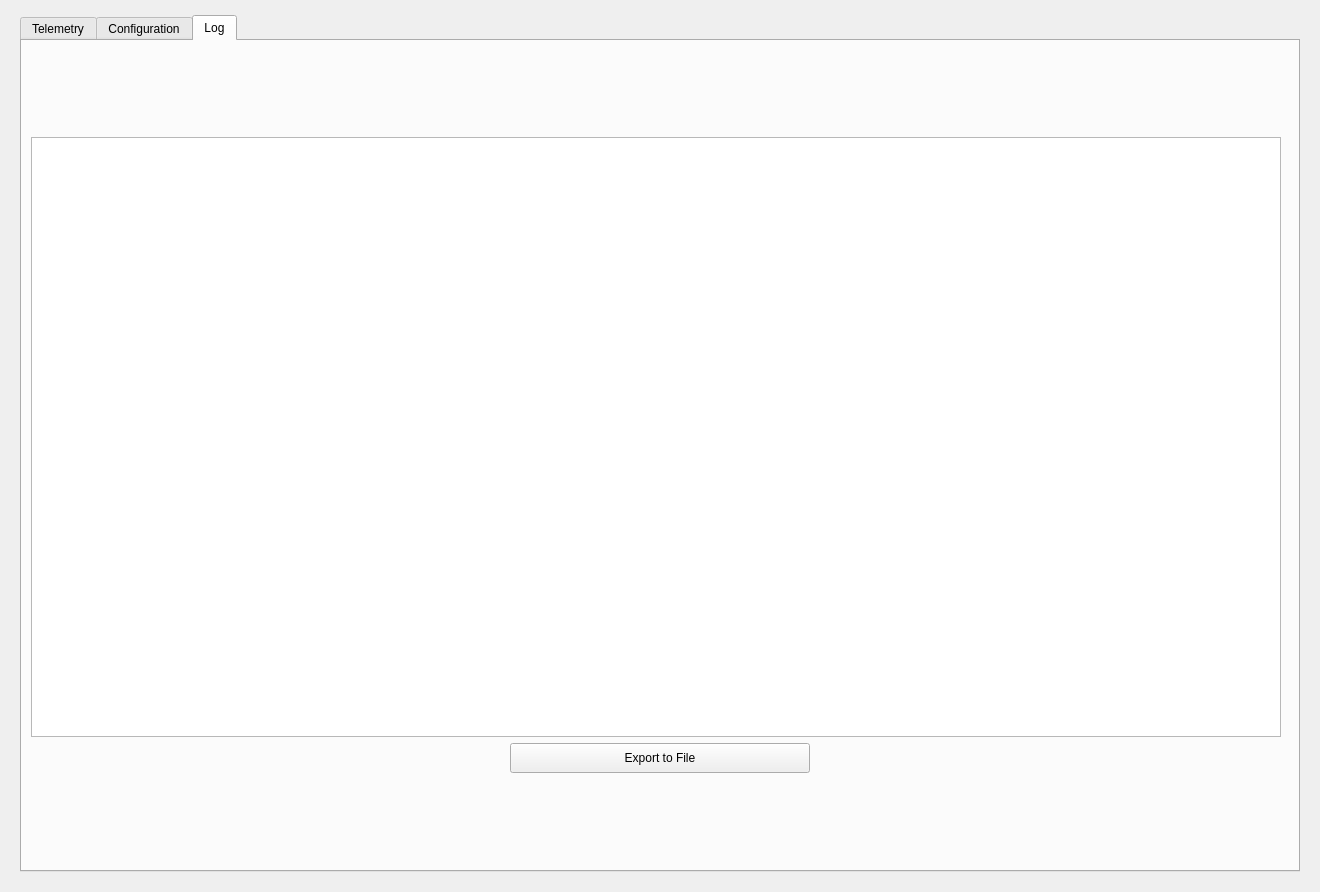
This is main_window/ui/form.ui in CarletonURocketry/hybrid-engine-ui as Qt 5 draws it before an edit. The edited form follows.
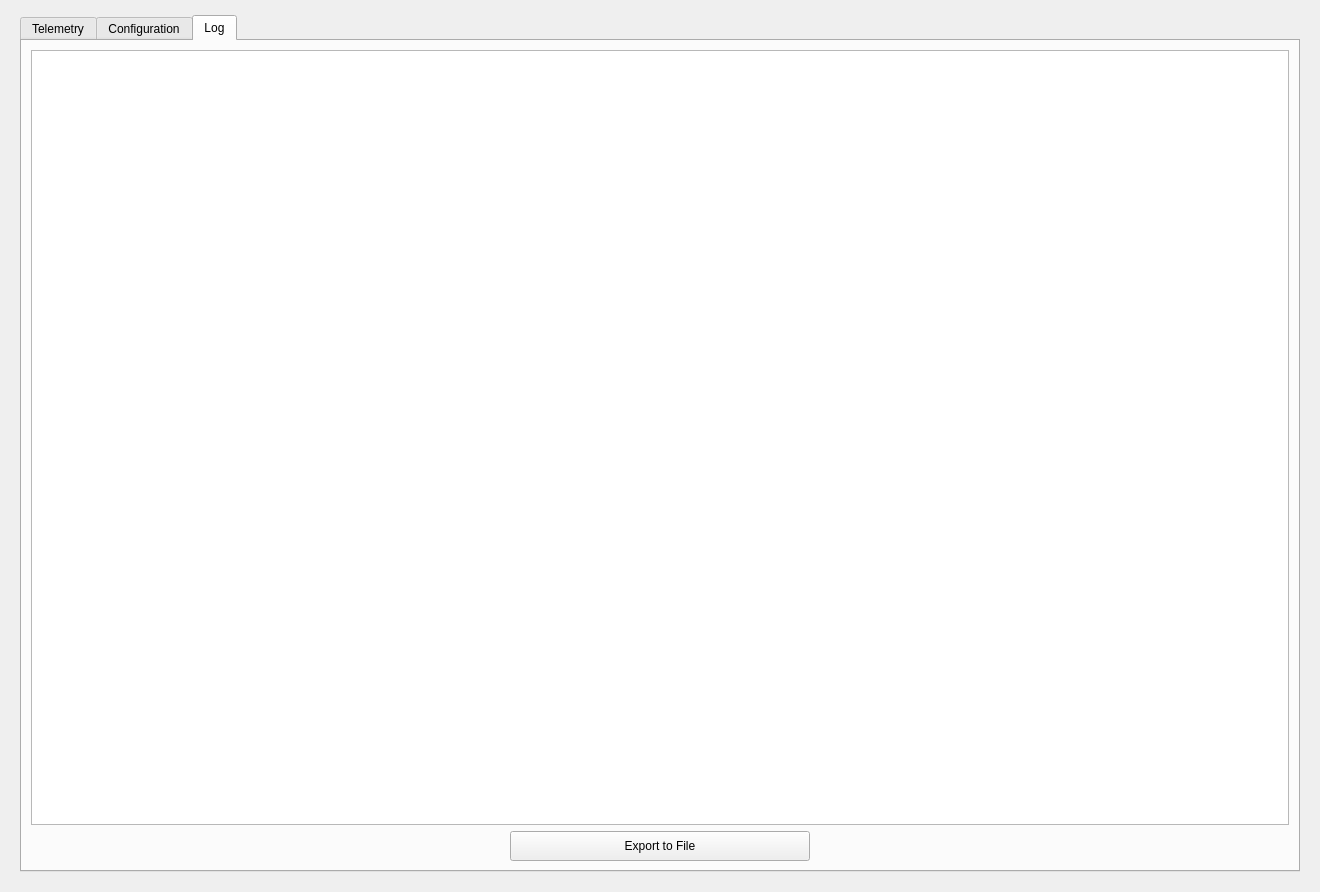
This is the edited form. The open tabs and pages were chosen to show the change. Icons and pictures are not drawn. Custom widgets are drawn as their Qt base class.

Patch:
```diff
--- a/main_window/ui/form.ui
+++ b/main_window/ui/form.ui
@@ -666,18 +666,6 @@
         <layout class="QVBoxLayout" name="verticalLayout_6">
          <item>
           <widget class="QTextBrowser" name="logOutput">
-           <property name="minimumSize">
-            <size>
-             <width>1250</width>
-             <height>600</height>
-            </size>
-           </property>
-           <property name="maximumSize">
-            <size>
-             <width>1250</width>
-             <height>600</height>
-            </size>
-           </property>
            <property name="styleSheet">
             <string notr="true"/>
            </property>
```
